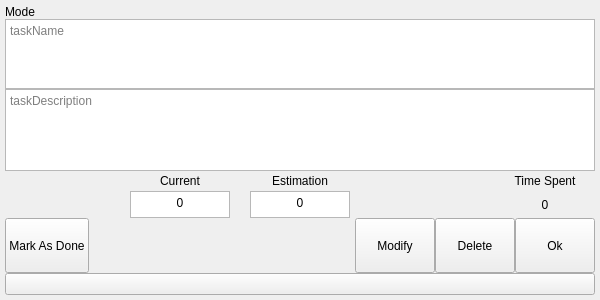
Qt form PomoPeak/taskQT.ui (TheVipek/PomoPeak) before a commit.
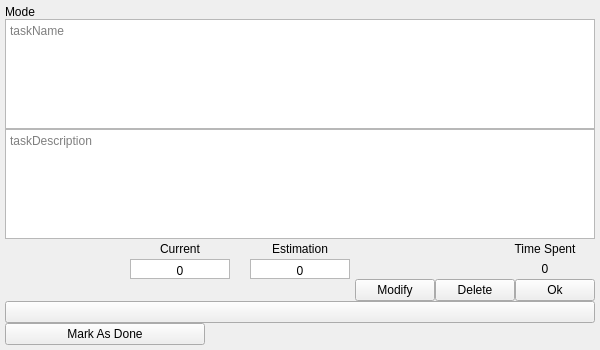
The same form after that commit.

Commit message: blurring done task

Diff of the .ui file:
```diff
--- a/PomoPeak/taskQT.ui
+++ b/PomoPeak/taskQT.ui
@@ -7,7 +7,7 @@
     <x>0</x>
     <y>0</y>
     <width>600</width>
-    <height>300</height>
+    <height>350</height>
    </rect>
   </property>
   <property name="sizePolicy">
@@ -31,7 +31,7 @@
   <property name="styleSheet">
    <string notr="true"/>
   </property>
-  <layout class="QVBoxLayout" name="verticalLayout" stretch="0,1,3,0,1,2,0">
+  <layout class="QVBoxLayout" name="verticalLayout" stretch="0,0">
    <property name="spacing">
     <number>0</number>
    </property>
@@ -46,6 +46,33 @@
    </property>
    <property name="bottomMargin">
     <number>5</number>
+   </property>
+   <item>
+    <widget class="QWidget" name="taskLayout" native="true">
+     <property name="minimumSize">
+      <size>
+       <width>0</width>
+       <height>50</height>
+      </size>
+     </property>
+     <property name="autoFillBackground">
+      <bool>false</bool>
+     </property>
+     <layout class="QVBoxLayout" name="verticalLayout_2">
+      <property name="spacing">
+       <number>0</number>
+      </property>
+      <property name="leftMargin">
+       <number>0</number>
+      </property>
+      <property name="topMargin">
+       <number>0</number>
+      </property>
+      <property name="rightMargin">
+       <number>0</number>
+      </property>
+      <property name="bottomMargin">
+       <number>0</number>
    </property>
    <item>
     <widget class="QLabel" name="modeLabel">
@@ -59,6 +86,12 @@
      <property name="autoFillBackground">
       <bool>true</bool>
      </property>
+        <property name="verticalScrollBarPolicy">
+         <enum>Qt::ScrollBarAlwaysOff</enum>
+        </property>
+        <property name="horizontalScrollBarPolicy">
+         <enum>Qt::ScrollBarAlwaysOff</enum>
+        </property>
      <property name="placeholderText">
       <string>taskName</string>
      </property>
@@ -79,11 +112,17 @@
       </size>
      </property>
      <property name="autoFillBackground">
-      <bool>true</bool>
+         <bool>false</bool>
      </property>
      <property name="frameShadow">
       <enum>QFrame::Sunken</enum>
      </property>
+        <property name="verticalScrollBarPolicy">
+         <enum>Qt::ScrollBarAlwaysOff</enum>
+        </property>
+        <property name="horizontalScrollBarPolicy">
+         <enum>Qt::ScrollBarAlwaysOff</enum>
+        </property>
      <property name="placeholderText">
       <string>taskDescription</string>
      </property>
@@ -381,25 +420,6 @@
    </item>
    <item>
     <layout class="QHBoxLayout" name="horizontalLayout_2">
-     <item>
-      <widget class="QPushButton" name="taskStatusBtn">
-       <property name="sizePolicy">
-        <sizepolicy hsizetype="Preferred" vsizetype="Fixed">
-         <horstretch>0</horstretch>
-         <verstretch>0</verstretch>
-        </sizepolicy>
-       </property>
-       <property name="maximumSize">
-        <size>
-         <width>200</width>
-         <height>100</height>
-        </size>
-       </property>
-       <property name="text">
-        <string>Mark As Done</string>
-       </property>
-      </widget>
-     </item>
      <item>
       <spacer name="settingsSpace1">
        <property name="orientation">
@@ -506,6 +526,28 @@
      </property>
      <property name="text">
       <string/>
+        </property>
+       </widget>
+      </item>
+     </layout>
+    </widget>
+   </item>
+   <item>
+    <widget class="QPushButton" name="taskStatusBtn">
+     <property name="sizePolicy">
+      <sizepolicy hsizetype="Expanding" vsizetype="Expanding">
+       <horstretch>0</horstretch>
+       <verstretch>0</verstretch>
+      </sizepolicy>
+     </property>
+     <property name="maximumSize">
+      <size>
+       <width>200</width>
+       <height>100</height>
+      </size>
+     </property>
+     <property name="text">
+      <string>Mark As Done</string>
      </property>
     </widget>
    </item>
```
Lines whose indentation alone changed are shown as unchanged. The commit also changes 3 other files.
